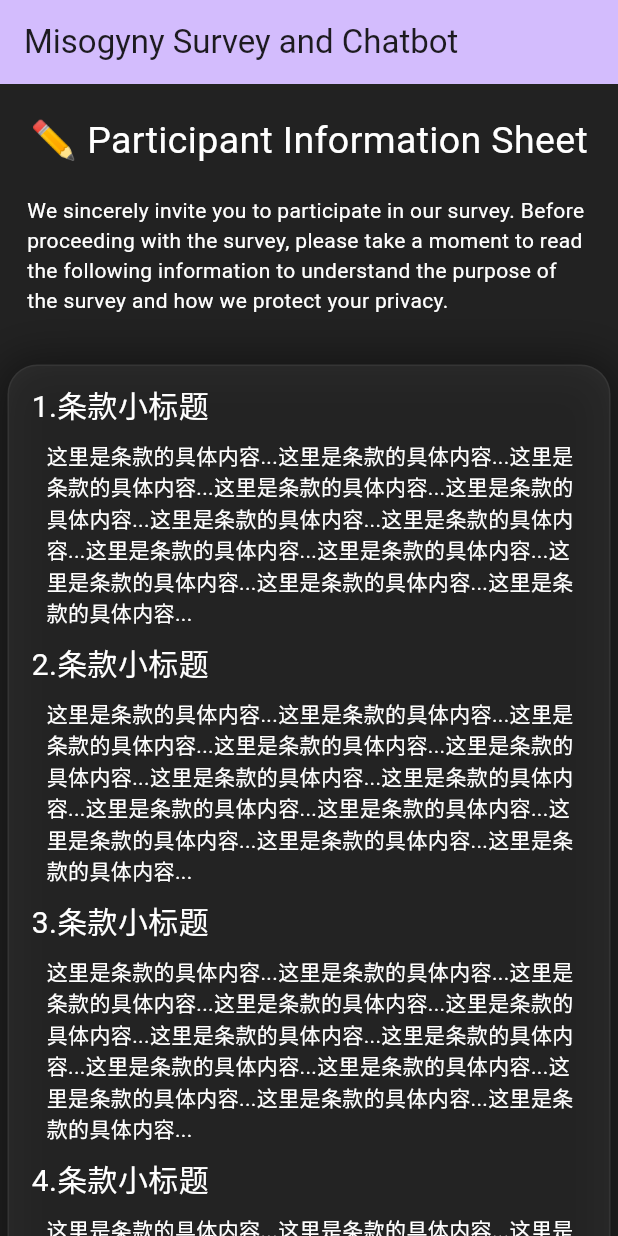
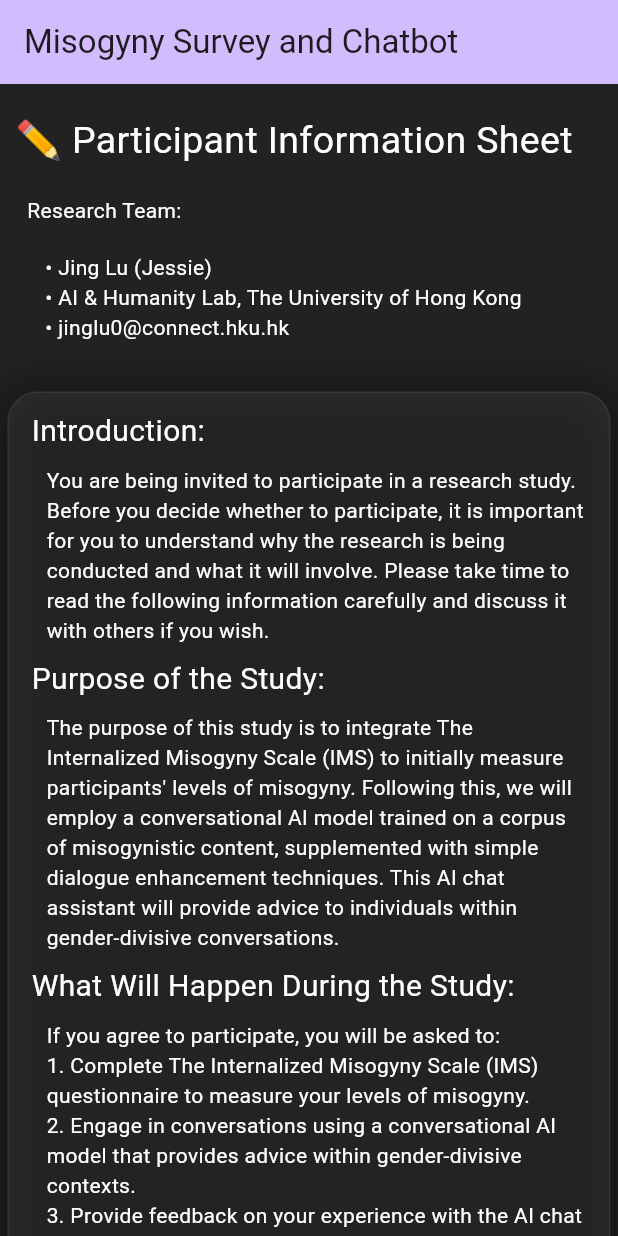
Before and after one commit to JJingLu/Capstone, a Flutter app: the screen it shows after launch, on a phone screen of 412 x 824 dp. Run offline on Flutter 3.47's test engine with Material 3 defaults, Android fonts, the phone set to English and light mode, and no system bars; our stand-ins replace cloud_firestore, firebase_core; accounts and stored records are empty.

Commit message:
terms and conditions

```diff
--- a/aiescapstone/lib/main.dart
+++ b/aiescapstone/lib/main.dart
@@ -56,7 +56,8 @@ class TermsPage extends StatelessWidget {
   Widget build(BuildContext context) {
     return SingleChildScrollView(
       child: Column(
-        mainAxisAlignment: MainAxisAlignment.center,
+        mainAxisAlignment: MainAxisAlignment.start,
+        crossAxisAlignment: CrossAxisAlignment.start,
         children: [
           const Padding(
               padding: EdgeInsets.fromLTRB(10, 20, 10, 0),
@@ -68,7 +69,14 @@ class TermsPage extends StatelessWidget {
           const Padding(
               padding: EdgeInsets.all(18),
               child: const Text(
-                "We sincerely invite you to participate in our survey. Before proceeding with the survey, please take a moment to read the following information to understand the purpose of the survey and how we protect your privacy.",
+                "Research Team:",
+                style: TextStyle(color: Colors.white, fontSize: 14),
+                textAlign: TextAlign.left,
+              )),
+          const Padding(
+              padding: EdgeInsets.fromLTRB(30, 0, 18, 18),
+              child: const Text(
+                "•	Jing Lu (Jessie)\n•	AI & Humanity Lab, The University of Hong Kong\n•	jinglu0@connect.hku.hk",
                 style: TextStyle(color: Colors.white, fontSize: 14),
                 textAlign: TextAlign.left,
               )),
@@ -92,23 +100,46 @@ class TermsPage extends StatelessWidget {
                   ]),
               child: Column(children: [
                 const TermsAndConditionSubParagraph(
-                    title: "1.条款小标题",
-                    content: "这里是条款的具体内容...这里是条款的具体内容...这里是条款的具体内容...这里是条款的具体内容...这里是条款的具体内容...这里是条款的具体内容...这里是条款的具体内容...这里是条款的具体内容...这里是条款的具体内容...这里是条款的具体内容...这里是条款的具体内容...这里是条款的具体内容..."),
+                    title: "Introduction: ",
+                    content:
+                        "You are being invited to participate in a research study. Before you decide whether to participate, it is important for you to understand why the research is being conducted and what it will involve. Please take time to read the following information carefully and discuss it with others if you wish."),
                 const TermsAndConditionSubParagraph(
-                    title: "2.条款小标题",
-                    content: "这里是条款的具体内容...这里是条款的具体内容...这里是条款的具体内容...这里是条款的具体内容...这里是条款的具体内容...这里是条款的具体内容...这里是条款的具体内容...这里是条款的具体内容...这里是条款的具体内容...这里是条款的具体内容...这里是条款的具体内容...这里是条款的具体内容..."),
+                    title: "Purpose of the Study: ",
+                    content:
+                        "The purpose of this study is to integrate The Internalized Misogyny Scale (IMS) to initially measure participants' levels of misogyny. Following this, we will employ a conversational AI model trained on a corpus of misogynistic content, supplemented with simple dialogue enhancement techniques. This AI chat assistant will provide advice to individuals within gender-divisive conversations."),
                 const TermsAndConditionSubParagraph(
-                    title: "3.条款小标题",
-                    content: "这里是条款的具体内容...这里是条款的具体内容...这里是条款的具体内容...这里是条款的具体内容...这里是条款的具体内容...这里是条款的具体内容...这里是条款的具体内容...这里是条款的具体内容...这里是条款的具体内容...这里是条款的具体内容...这里是条款的具体内容...这里是条款的具体内容..."),
+                    title: "What Will Happen During the Study: ",
+                    content:
+                        "If you agree to participate, you will be asked to: \n1.	Complete The Internalized Misogyny Scale (IMS) questionnaire to measure your levels of misogyny.\n2.	Engage in conversations using a conversational AI model that provides advice within gender-divisive contexts.\n3.	Provide feedback on your experience with the AI chat assistant. The study will take approximately [insert duration] to complete and will take place [insert location or online]."),
                 const TermsAndConditionSubParagraph(
-                    title: "4.条款小标题",
-                    content: "这里是条款的具体内容...这里是条款的具体内容...这里是条款的具体内容...这里是条款的具体内容...这里是条款的具体内容...这里是条款的具体内容...这里是条款的具体内容...这里是条款的具体内容...这里是条款的具体内容...这里是条款的具体内容...这里是条款的具体内容...这里是条款的具体内容..."),
+                    title: "Risks and Benefits: ",
+                    content:
+                        "There are minimal risks associated with this study, such as discomfort during conversations about sensitive topics. However, the potential benefits include contributing to the development of tools that can effectively address misogyny in online and offline conversations, promoting more respectful and inclusive dialogue."),
                 const TermsAndConditionSubParagraph(
-                    title: "4.条款小标题",
-                    content: "这里是条款的具体内容...这里是条款的具体内容...这里是条款的具体内容...这里是条款的具体内容...这里是条款的具体内容...这里是条款的具体内容...这里是条款的具体内容...这里是条款的具体内容...这里是条款的具体内容...这里是条款的具体内容...这里是条款的具体内容...这里是条款的具体内容..."),
+                    title: "Confidentiality: ",
+                    content:
+                        "All information collected in this study will be not be disclosed. Your identity will not be disclosed in any publications or reports resulting from this research. Data will be stored securely and only the research team will have access to it."),
                 const TermsAndConditionSubParagraph(
-                    title: "4.条款小标题",
-                    content: "这里是条款的具体内容...这里是条款的具体内容...这里是条款的具体内容...这里是条款的具体内容...这里是条款的具体内容...这里是条款的具体内容...这里是条款的具体内容...这里是条款的具体内容...这里是条款的具体内容...这里是条款的具体内容...这里是条款的具体内容...这里是条款的具体内容..."),
+                    title: "Voluntary Participation: ",
+                    content:
+                        "Participation in this study is voluntary. You are free to withdraw at any time, without giving a reason, and without any negative consequences. If you decide to withdraw, any data collected from you up to that point will be destroyed and not used in the study."),
+                const TermsAndConditionSubParagraph(
+                    title: "Questions and Concerns: ",
+                    content: "If you have any questions or concerns about the study, please feel free to contact [Researcher's Name] at [contact information]."),
+                const TermsAndConditionSubParagraph(
+                    title: "Consent: ",
+                    content: "By participating in this study, you acknowledge that you have read and understood the information provided above and that you voluntarily agree to participate."),
+                const TermsAndConditionSubParagraph(
+                    title: "Contact for Complaints:  ",
+                    content: "If you have any complaints or concerns about this study, you may contact [Institutional Review Board or Ethics Committee] at [contact information]."),
+                Container(
+                  padding: EdgeInsets.fromLTRB(18, 4, 8, 4),
+                  child: const Text(
+                    "Thank you for considering participation in this study. Your contribution is highly valued and will help further our understanding of addressing misogyny through innovative AI solutions.",
+                    style: const TextStyle(color: Colors.white, fontSize: 14),
+                    textAlign: TextAlign.left,
+                  ),
+                ),
                 const SizedBox(height: 30),
                 Row(
                   mainAxisAlignment: MainAxisAlignment.center,
```
